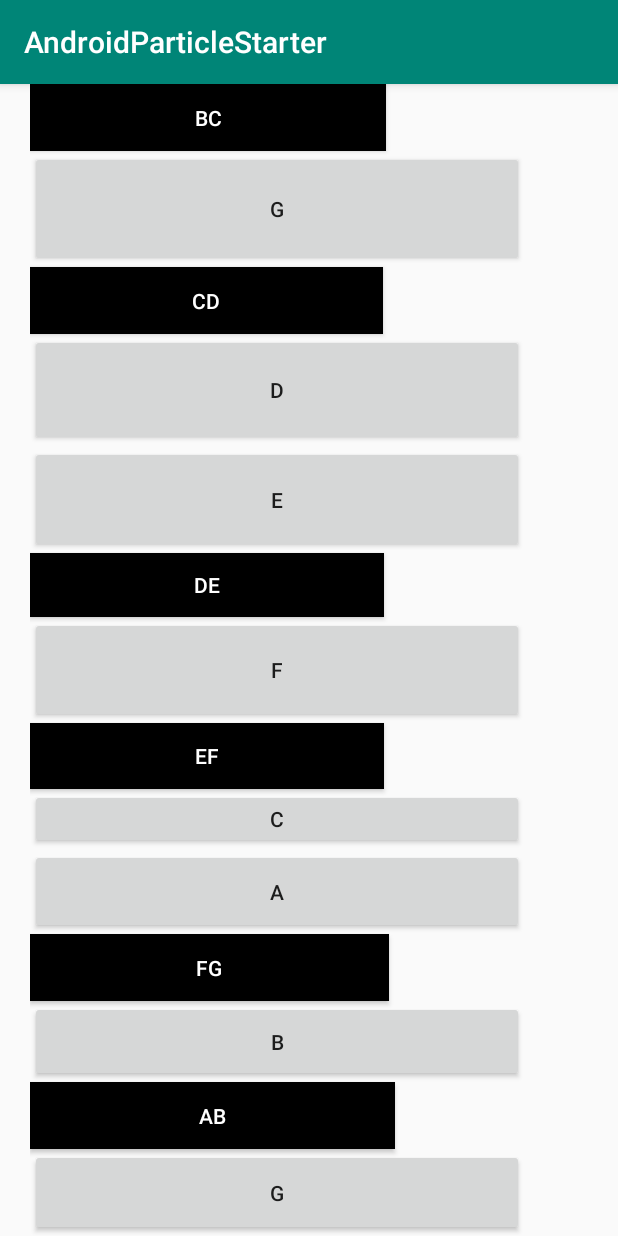
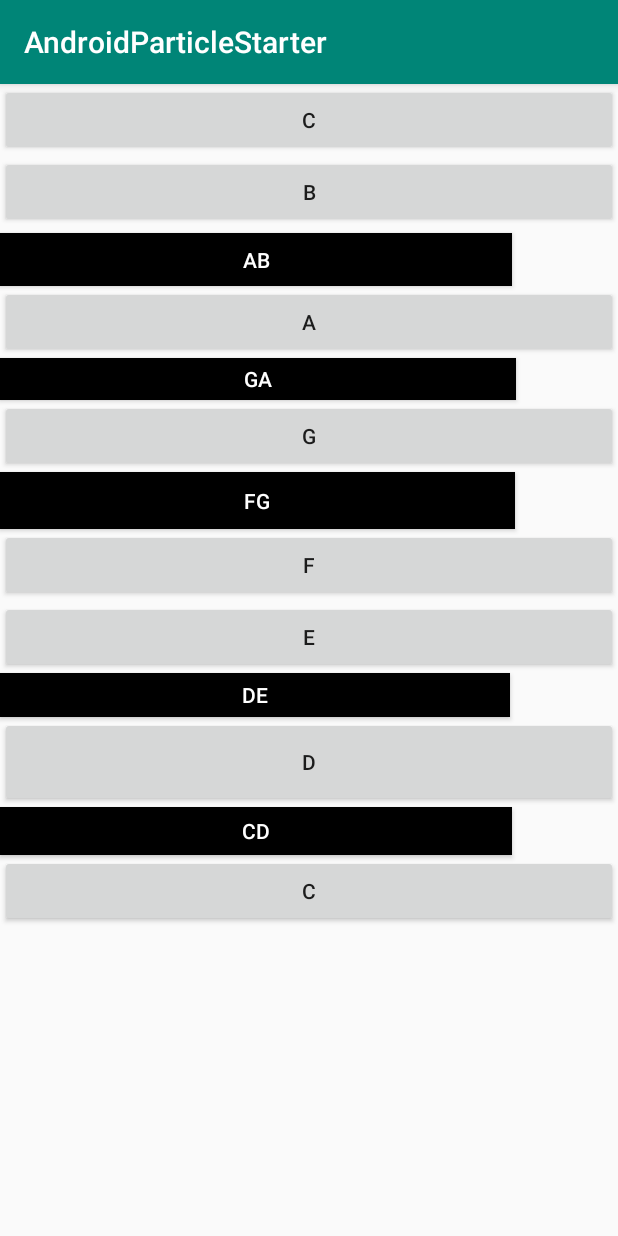
Before and after one commit to alaydesai094/5314_activity5_piano, an Android app: the screen it shows after launch (MainActivity), on a phone screen of 412 x 824 dp. Run offline under Robolectric (Android 15) with nearby library versions, the phone set to English and light mode, and no system bars; libraries missing offline, so code that uses them is left out: io.particle.android; 2 statements that could not run were skipped.

Commit message:
Final Commit!

```diff
--- a/app/src/main/java/com/example/androidparticlestarter/MainActivity.java
+++ b/app/src/main/java/com/example/androidparticlestarter/MainActivity.java
@@ -6,7 +6,6 @@ import android.support.v7.app.AppCompatActivity;
 import android.util.Log;
 import android.view.View;
 import android.widget.Button;
-import android.widget.EditText;
 
 import java.io.IOException;
 import java.util.ArrayList;
@@ -23,14 +22,14 @@ public class MainActivity extends AppCompatActivity {
     private final String TAG="JENELLE";
 
     // creating  buttons for the piano
-    Button a, b, c, d , e, f, g, ab, cd, de, ef,fg;
+    Button a, b, c, d , e, f, g, ab, cd, de,c1,fg;
 
     // MARK: Particle Account Info
     private final String PARTICLE_USERNAME = "dhyanee.bhatt@gmail.com";
     private final String PARTICLE_PASSWORD = "niti9945";
 
     // MARK: Particle device-specific info
-    private final String DEVICE_ID = "2a002e001447363333343437";
+    private final String DEVICE_ID = "310045001047363333343437";
 
     // MARK: Particle Publish / Subscribe variables
     private long subscriptionId;
@@ -44,17 +43,17 @@ public class MainActivity extends AppCompatActivity {
         setContentView(R.layout.activity_main);
 
         //
-        a = findViewById(R.id.a);
-        b = findViewById(R.id.b);
+        c1 = findViewById(R.id.c1);
         c = findViewById(R.id.c);
         d = findViewById(R.id.d);
         e = findViewById(R.id.e);
         f = findViewById(R.id.f);
         g = findViewById(R.id.g);
+        a = findViewById(R.id.a);
+        b = findViewById(R.id.b);
         ab = findViewById(R.id.ab);
         cd = findViewById(R.id.cd);
         de = findViewById(R.id.de);
-        ef = findViewById(R.id.ef);
         fg = findViewById(R.id.fg);
 
         // 1. Initialize your connection to the Particle API
@@ -276,6 +275,65 @@ public class MainActivity extends AppCompatActivity {
                 });
                 break;
 
+            case R.id.g:
+                Async.executeAsync(ParticleCloudSDK.getCloud(), new Async.ApiWork<ParticleCloud, Object>() {
+
+                    @Override
+                    public Object callApi(@NonNull ParticleCloud particleCloud) throws ParticleCloudException, IOException {
+
+                        List<String> param = new ArrayList<String>();
+                        param.add("G");
+                        try {
+
+                            mDevice.callFunction("key",param);
+                        }
+                        catch(Exception e)
+                        {
+                        }
+                        return -1;
+                    }
+                    @Override
+                    public void onSuccess(Object o) {
+                        Log.d(TAG, "Successfully playing G");
+                    }
+
+                    @Override
+                    public void onFailure(ParticleCloudException exception) {
+                        Log.d(TAG, exception.getBestMessage());
+                    }
+                });
+                break;
+
+
+            case R.id.c1:
+                Async.executeAsync(ParticleCloudSDK.getCloud(), new Async.ApiWork<ParticleCloud, Object>() {
+
+                    @Override
+                    public Object callApi(@NonNull ParticleCloud particleCloud) throws ParticleCloudException, IOException {
+
+                        List<String> param = new ArrayList<String>();
+                        param.add("C1");
+                        try {
+
+                            mDevice.callFunction("key",param);
+                        }
+                        catch(Exception e)
+                        {
+                        }
+                        return -1;
+                    }
+                    @Override
+                    public void onSuccess(Object o) {
+                        Log.d(TAG, "Successfully playing C1");
+                    }
+
+                    @Override
+                    public void onFailure(ParticleCloudException exception) {
+                        Log.d(TAG, exception.getBestMessage());
+                    }
+                });
+                break;
+
             case R.id.de:
                 Async.executeAsync(ParticleCloudSDK.getCloud(), new Async.ApiWork<ParticleCloud, Object>() {
 
@@ -306,6 +364,35 @@ public class MainActivity extends AppCompatActivity {
                 break;
 
 
+            case R.id.cd:
+                Async.executeAsync(ParticleCloudSDK.getCloud(), new Async.ApiWork<ParticleCloud, Object>() {
+
+                    @Override
+                    public Object callApi(@NonNull ParticleCloud particleCloud) throws ParticleCloudException, IOException {
+
+                        List<String> param = new ArrayList<String>();
+                        param.add("CD");
+                        try {
+
+                            mDevice.callFunction("key",param);
+                        }
+                        catch(Exception e)
+                        {
+                        }
+                        return -1;
+                    }
+                    @Override
+                    public void onSuccess(Object o) {
+                        Log.d(TAG, "Successfully playing CD");
+                    }
+
+                    @Override
+                    public void onFailure(ParticleCloudException exception) {
+                        Log.d(TAG, exception.getBestMessage());
+                    }
+                });
+                break;
+
             case R.id.ab:
                 Async.executeAsync(ParticleCloudSDK.getCloud(), new Async.ApiWork<ParticleCloud, Object>() {
 
@@ -335,14 +422,14 @@ public class MainActivity extends AppCompatActivity {
                 });
                 break;
 
-            case R.id.bc:
+            case R.id.ga:
                 Async.executeAsync(ParticleCloudSDK.getCloud(), new Async.ApiWork<ParticleCloud, Object>() {
 
                     @Override
                     public Object callApi(@NonNull ParticleCloud particleCloud) throws ParticleCloudException, IOException {
 
                         List<String> param = new ArrayList<String>();
-                        param.add("BC");
+                        param.add("GA");
                         try {
 
                             mDevice.callFunction("key",param);
@@ -354,66 +441,7 @@ public class MainActivity extends AppCompatActivity {
                     }
                     @Override
                     public void onSuccess(Object o) {
-                        Log.d(TAG, "Successfully playing BC");
-                    }
-
-                    @Override
-                    public void onFailure(ParticleCloudException exception) {
-                        Log.d(TAG, exception.getBestMessage());
-                    }
-                });
-                break;
-
-            case R.id.cd:
-                Async.executeAsync(ParticleCloudSDK.getCloud(), new Async.ApiWork<ParticleCloud, Object>() {
-
-                    @Override
-                    public Object callApi(@NonNull ParticleCloud particleCloud) throws ParticleCloudException, IOException {
-
-                        List<String> param = new ArrayList<String>();
-                        param.add("CD");
-                        try {
-
-                            mDevice.callFunction("key",param);
-                        }
-                        catch(Exception e)
-                        {
-                        }
-                        return -1;
-                    }
-                    @Override
-                    public void onSuccess(Object o) {
-                        Log.d(TAG, "Successfully playing CD");
-                    }
-
-                    @Override
-                    public void onFailure(ParticleCloudException exception) {
-                        Log.d(TAG, exception.getBestMessage());
-                    }
-                });
-                break;
-
-
-            case R.id.ef:
-                Async.executeAsync(ParticleCloudSDK.getCloud(), new Async.ApiWork<ParticleCloud, Object>() {
-
-                    @Override
-                    public Object callApi(@NonNull ParticleCloud particleCloud) throws ParticleCloudException, IOException {
-
-                        List<String> param = new ArrayList<String>();
-                        param.add("EF");
-                        try {
-
-                            mDevice.callFunction("key",param);
-                        }
-                        catch(Exception e)
-                        {
-                        }
-                        return -1;
-                    }
-                    @Override
-                    public void onSuccess(Object o) {
-                        Log.d(TAG, "Successfully playing EF");
+                        Log.d(TAG, "Successfully playing GA");
                     }
 
                     @Override
@@ -452,7 +480,8 @@ public class MainActivity extends AppCompatActivity {
                     }
                 });
                 break;
+
         }
-        // Switch end
+
     }
 }
--- a/app/src/main/res/layout/activity_main.xml
+++ b/app/src/main/res/layout/activity_main.xml
@@ -1,147 +1,125 @@
 <?xml version="1.0" encoding="utf-8"?>
-<LinearLayout xmlns:android="http://schemas.android.com/apk/res/android"
+<RelativeLayout xmlns:android="http://schemas.android.com/apk/res/android"
     xmlns:app="http://schemas.android.com/apk/res-auto"
     xmlns:tools="http://schemas.android.com/tools"
+
     android:layout_width="match_parent"
     android:layout_height="match_parent"
     android:orientation="vertical"
     tools:context=".MainActivity">
 
-    <LinearLayout
-        android:layout_width="329dp"
+    <Button
+        android:id="@+id/c"
+        android:layout_width="match_parent"
         android:layout_height="wrap_content"
-        android:layout_centerInParent="true"
-        android:layout_centerHorizontal="true"
-        android:layout_marginLeft="20dp"
-        android:layout_marginRight="20dp"
-        android:orientation="vertical">
+        android:onClick="buttonClick"
+        android:text="C" />
 
     <Button
-            android:id="@+id/bc"
-            android:layout_width="237dp"
-            android:layout_height="67dp"
-            android:layout_weight="1"
+        android:id="@+id/b"
+        android:layout_width="match_parent"
+        android:layout_height="wrap_content"
+        android:layout_below="@+id/c"
+        android:onClick="buttonClick"
+        android:text="B" />
+
+    <Button
+        android:id="@+id/ab"
+        android:layout_width="341dp"
+        android:layout_height="35dp"
+        android:layout_below="@+id/b"
+        android:layout_marginTop="3dp"
         android:background="@android:color/black"
         android:onClick="buttonClick"
-            android:text="BC"
-            android:textColor="@android:color/white" />
+        android:text="AB"
+        android:textColor="#ffffff" />
 
     <Button
-            android:id="@+id/h"
+        android:id="@+id/a"
         android:layout_width="match_parent"
-            android:layout_height="100dp"
-            android:layout_weight="1"
+        android:layout_height="wrap_content"
+        android:layout_below="@+id/ab"
+        android:onClick="buttonClick"
+        android:text="A" />
+
+    <Button
+        android:id="@+id/ga"
+        android:layout_width="344dp"
+        android:layout_height="28dp"
+        android:layout_below="@+id/a"
+        android:background="@android:color/black"
+        android:onClick="buttonClick"
+        android:text="GA"
+        android:textColor="#ffffff" />
+
+    <Button
+        android:id="@+id/g"
+        android:layout_width="match_parent"
+        android:layout_height="wrap_content"
+        android:layout_below="@+id/ga"
         android:onClick="buttonClick"
         android:text="G" />
 
     <Button
-            android:id="@+id/cd"
-            android:layout_width="235dp"
-            android:layout_height="67dp"
-            android:layout_weight="1"
+        android:id="@+id/fg"
+        android:layout_width="343dp"
+        android:layout_height="38dp"
+        android:layout_below="@+id/g"
         android:background="@android:color/black"
         android:onClick="buttonClick"
-            android:text="CD"
-            android:textColor="@android:color/white" />
+        android:text="FG"
+        android:textColor="#ffffff" />
 
     <Button
-            android:id="@+id/d"
+        android:id="@+id/f"
         android:layout_width="match_parent"
-            android:layout_height="97dp"
-            android:layout_weight="1"
+        android:layout_height="wrap_content"
+        android:layout_below="@+id/fg"
         android:onClick="buttonClick"
-            android:text="D" />
+        android:text="F" />
 
     <Button
         android:id="@+id/e"
         android:layout_width="match_parent"
-            android:layout_height="94dp"
-            android:layout_weight="1"
+        android:layout_height="wrap_content"
+        android:layout_below="@+id/f"
         android:onClick="buttonClick"
         android:text="E" />
 
     <Button
         android:id="@+id/de"
-            android:layout_width="236dp"
-            android:layout_height="65dp"
-            android:layout_weight="1"
+        android:layout_width="340dp"
+        android:layout_height="29dp"
+        android:layout_below="@+id/e"
         android:background="@android:color/black"
         android:onClick="buttonClick"
         android:text="DE"
-            android:textColor="@android:color/white" />
+        android:textColor="#ffffff" />
 
     <Button
-            android:id="@+id/f"
+        android:id="@+id/d"
         android:layout_width="match_parent"
-            android:layout_height="94dp"
-            android:layout_weight="1"
+        android:layout_height="60dp"
+        android:layout_below="@+id/de"
         android:onClick="buttonClick"
-            android:text="F" />
+        android:text="D" />
 
     <Button
-            android:id="@+id/ef"
-            android:layout_width="236dp"
-            android:layout_height="67dp"
-            android:layout_weight="1"
+        android:id="@+id/cd"
+        android:layout_width="341dp"
+        android:layout_height="32dp"
+        android:layout_below="@+id/d"
         android:background="@android:color/black"
         android:onClick="buttonClick"
-            android:text="EF"
-            android:textColor="@android:color/white" />
+        android:text="CD"
+        android:textColor="#ffffff" />
 
     <Button
-            android:id="@+id/c"
+        android:id="@+id/c1"
         android:layout_width="match_parent"
-            android:layout_height="63dp"
-            android:layout_weight="1"
+        android:layout_height="wrap_content"
+        android:layout_below="@+id/cd"
         android:onClick="buttonClick"
         android:text="C" />
 
-        <Button
-            android:id="@+id/a"
-            android:layout_width="match_parent"
-            android:layout_height="80dp"
-            android:layout_weight="1"
-            android:onClick="buttonClick"
-            android:text="A" />
-
-        <Button
-            android:id="@+id/fg"
-            android:layout_width="239dp"
-            android:layout_height="68dp"
-            android:layout_weight="1"
-            android:background="@android:color/black"
-            android:onClick="buttonClick"
-            android:text="FG"
-            android:textColor="@android:color/white" />
-
-        <Button
-            android:id="@+id/b"
-            android:layout_width="match_parent"
-            android:layout_height="77dp"
-            android:layout_weight="1"
-            android:onClick="buttonClick"
-            android:text="B" />
-
-        <Button
-            android:id="@+id/ab"
-            android:layout_width="243dp"
-            android:layout_height="68dp"
-            android:layout_weight="1"
-            android:background="@android:color/black"
-            android:onClick="buttonClick"
-            android:text="AB"
-            android:textColor="@android:color/white" />
-
-        <Button
-            android:id="@+id/g"
-            android:layout_width="match_parent"
-            android:layout_height="81dp"
-            android:layout_weight="1"
-            android:onClick="buttonClick"
-            android:text="G" />
-
-
-    </LinearLayout>
-
-
-</LinearLayout>
+</RelativeLayout>
```
Lines whose indentation alone changed are shown as unchanged.
